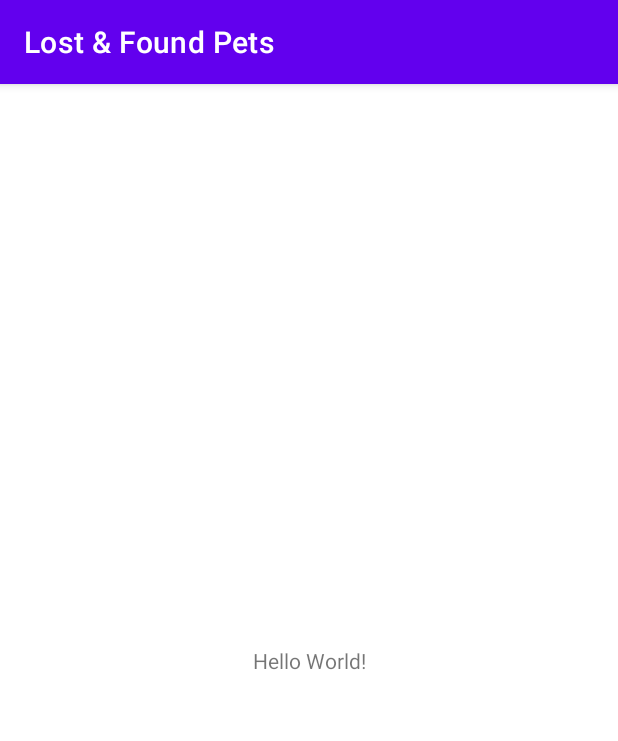
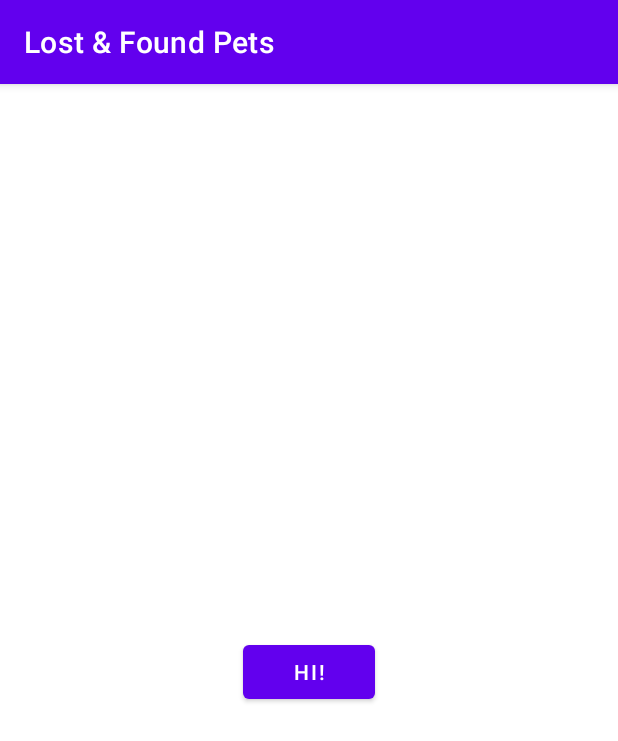
Before and after one commit to flavea25/MSA, an Android app: the screen it shows after launch (MainActivity), on a phone screen of 412 x 824 dp. Shown: the top 741 px of the screen. Run offline under Robolectric (Android 15) with nearby library versions, the phone set to English and light mode, and no system bars.

Commit message:
multiDex & hi button

```diff
--- a/app/build.gradle
+++ b/app/build.gradle
@@ -13,6 +13,7 @@ android {
         targetSdkVersion 29
         versionCode 1
         versionName "1.0"
+        multiDexEnabled true
 
         testInstrumentationRunner "androidx.test.runner.AndroidJUnitRunner"
     }
@@ -43,6 +44,7 @@ dependencies {
     implementation 'androidx.appcompat:appcompat:1.2.0'
     implementation 'com.google.android.material:material:1.2.1'
     implementation 'androidx.constraintlayout:constraintlayout:2.0.4'
+    implementation 'com.android.support:multidex:1.0.3'
     testImplementation 'junit:junit:4.13.1'
     androidTestImplementation 'androidx.test.ext:junit:1.1.2'
     androidTestImplementation 'androidx.test.espresso:espresso-core:3.3.0'
--- a/app/src/main/java/com/example/lostfoundpets/MainActivity.java
+++ b/app/src/main/java/com/example/lostfoundpets/MainActivity.java
@@ -3,6 +3,7 @@ package com.example.lostfoundpets;
 import androidx.appcompat.app.AppCompatActivity;
 
 import android.os.Bundle;
+import android.widget.Button;
 
 public class MainActivity extends AppCompatActivity {
 
@@ -10,5 +11,8 @@ public class MainActivity extends AppCompatActivity {
     protected void onCreate(Bundle savedInstanceState) {
         super.onCreate(savedInstanceState);
         setContentView(R.layout.activity_main);
+
+        final Button button = findViewById(R.id.button2);
+        button.setOnClickListener(v -> System.out.println("HI!"));
     }
 }
--- a/app/src/main/res/layout/activity_main.xml
+++ b/app/src/main/res/layout/activity_main.xml
@@ -6,13 +6,17 @@
     android:layout_height="match_parent"
     tools:context=".MainActivity">
 
-    <TextView
+    <Button
+        android:id="@+id/button2"
         android:layout_width="wrap_content"
         android:layout_height="wrap_content"
-        android:text="Hello World!"
+        android:layout_marginStart="159dp"
+        android:layout_marginTop="16dp"
+        android:layout_marginEnd="159dp"
+        android:text="@string/testHiButton"
         app:layout_constraintBottom_toBottomOf="parent"
-        app:layout_constraintLeft_toLeftOf="parent"
-        app:layout_constraintRight_toRightOf="parent"
+        app:layout_constraintEnd_toEndOf="parent"
+        app:layout_constraintStart_toStartOf="parent"
         app:layout_constraintTop_toTopOf="parent" />
 
 </androidx.constraintlayout.widget.ConstraintLayout>
--- a/app/src/main/res/values/strings.xml
+++ b/app/src/main/res/values/strings.xml
@@ -1,3 +1,4 @@
 <resources>
     <string name="app_name">Lost &amp; Found Pets</string>
+    <string name="testHiButton">HI!</string>
 </resources>
```
